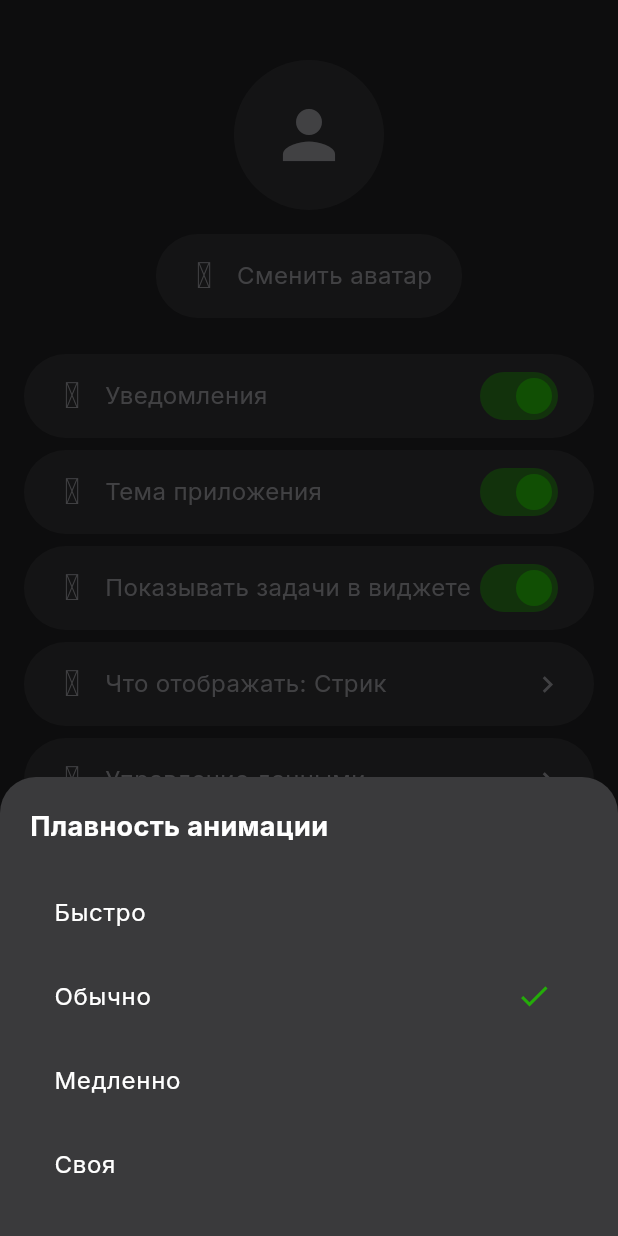
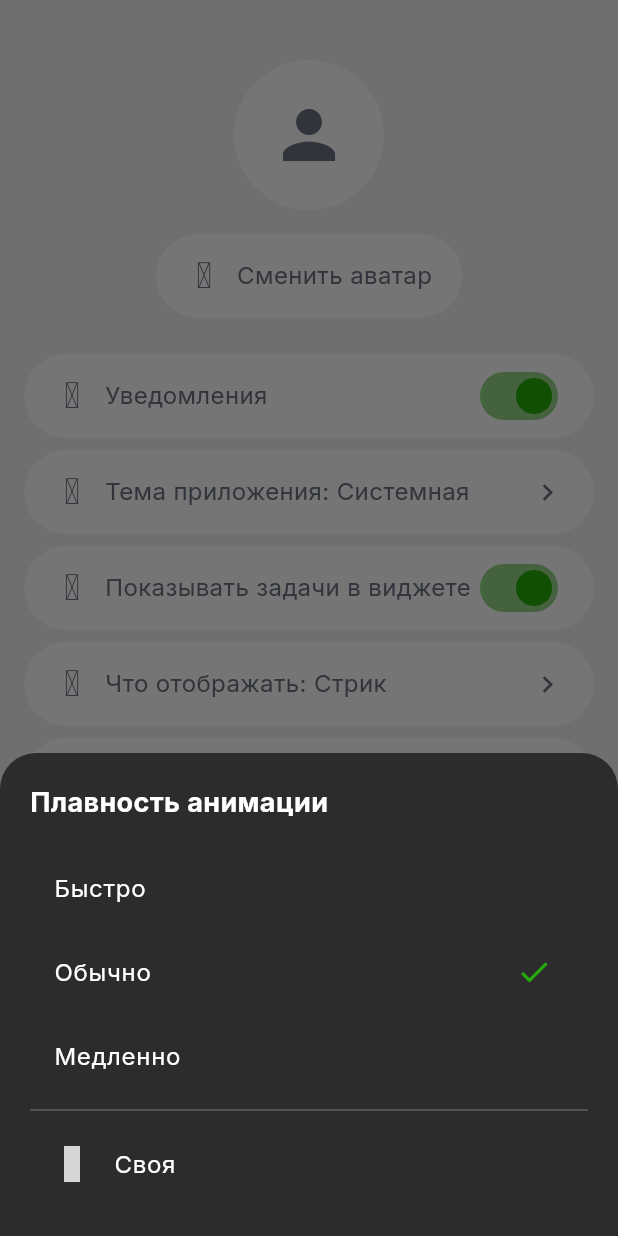
Before and after one commit to SabirDzh/Asa, a Flutter app: the SettingsScreen screen opened directly, after a tap on an icon or button, on a phone screen of 412 x 824 dp. Run offline on Flutter 3.47's test engine with Material 3 defaults, Android fonts, the phone set to English and light mode, and no system bars; our stand-ins replace flutter_image_compress, flutter_local_notifications, iconsax, image_picker, shared_preferences; missing offline and left inert: home_widget; accounts and stored records are empty; network calls fail; grey boxes are pictures that could not be loaded.

Commit message:
feat: system theme, custom settings history (max 3), GitHub update checks with 12h/24h intervals

```diff
--- a/lib/core/app_strings.dart
+++ b/lib/core/app_strings.dart
@@ -25,6 +25,9 @@ class AppStrings {
       'change_avatar': 'Сменить аватар',
       'notifications': 'Уведомления',
       'theme': 'Тема приложения',
+      'theme_light': 'Светлая',
+      'theme_dark': 'Тёмная',
+      'theme_system': 'Системная',
       'data_management': 'Управление данными',
       'language': 'Язык',
       'lang_name': 'русский',
@@ -96,6 +99,9 @@ class AppStrings {
       'change_avatar': 'Change avatar',
       'notifications': 'Notifications',
       'theme': 'App theme',
+      'theme_light': 'Light',
+      'theme_dark': 'Dark',
+      'theme_system': 'System',
       'data_management': 'Data management',
       'language': 'Language',
       'lang_name': 'English',
--- a/lib/features/settings/screens/settings_screen.dart
+++ b/lib/features/settings/screens/settings_screen.dart
@@ -3,7 +3,6 @@ import 'package:iconsax/iconsax.dart';
 import 'package:provider/provider.dart';
 
 import '../../../core/theme.dart';
-import '../../../core/theme_switcher.dart';
 import '../providers/settings_provider.dart';
 import '../widgets/setting_row.dart';
 import '../widgets/avatar_section.dart';
@@ -13,6 +12,7 @@ import '../widgets/data_management_bottom_sheet.dart';
 import '../widgets/about_bottom_sheet.dart';
 import '../widgets/widget_mode_bottom_sheet.dart';
 import '../widgets/app_scale_bottom_sheet.dart';
+import '../widgets/theme_mode_bottom_sheet.dart';
 
 class SettingsScreen extends StatelessWidget {
   final bool standalone;
@@ -56,32 +56,10 @@ class SettingsScreen extends StatelessWidget {
                   SettingRow(
                     surface: surface,
                     icon: Iconsax.sun_1,
-                    label: settings.tr('theme'),
+                    label: '${settings.tr('theme')}: ${themeModeLabel(settings)}',
                     textColor: textSecondary,
-                    trailing: Builder(
-                      builder: (switchCtx) {
-                        return Switch(
-                          value: settings.isDarkMode,
-                          onChanged: (_) {
-                            final box = switchCtx.findRenderObject() as RenderBox?;
-                            final center = box != null
-                                ? box.localToGlobal(box.size.center(Offset.zero))
-                                : Offset(
-                                    MediaQuery.of(switchCtx).size.width / 2,
-                                    MediaQuery.of(switchCtx).size.height / 2,
-                                  );
-                            ThemeSwitcher.switchTheme(
-                              context: switchCtx,
-                              center: center,
-                              onToggle: () => settings.toggleTheme(),
-                              animationSpeed: settings.animationSpeed,
-                            );
-                          },
-                          activeThumbColor: AppColors.primary,
-                          trackOutlineColor: WidgetStateProperty.all(Colors.transparent),
-                        );
-                      },
-                    ),
+                    onTap: () => showThemeModeSheet(context),
+                    trailing: Icon(Icons.chevron_right, color: textSecondary, size: 22),
                   ),
                   const SizedBox(height: 8),
                   SettingRow(
--- a/lib/features/settings/widgets/animation_speed_bottom_sheet.dart
+++ b/lib/features/settings/widgets/animation_speed_bottom_sheet.dart
@@ -23,7 +23,8 @@ void showAnimationSpeedSheet(BuildContext context) {
 
   showModalBottomSheet(
     context: context,
-    backgroundColor: Colors.transparent,      builder: (ctx) => Container(
+    backgroundColor: Colors.transparent,
+    builder: (ctx) => Container(
       decoration: BoxDecoration(
         color: sheetBg,
         borderRadius: const BorderRadius.vertical(top: Radius.circular(24)),
@@ -32,56 +33,84 @@ void showAnimationSpeedSheet(BuildContext context) {
       child: Column(
         mainAxisSize: MainAxisSize.min,
         crossAxisAlignment: CrossAxisAlignment.start,
-          children: [
-            Text(
-              settings.tr('animation_speed'),
-              style: const TextStyle(color: Colors.white, fontSize: 18, fontWeight: FontWeight.bold),
+        children: [
+          Text(
+            settings.tr('animation_speed'),
+            style: const TextStyle(
+              color: Colors.white,
+              fontSize: 18,
+              fontWeight: FontWeight.bold,
             ),
-            const SizedBox(height: 16),
-            Material(color: Colors.transparent, child: ListTile(
-              title: Text(settings.tr('speed_fast'), style: const TextStyle(color: Colors.white, fontSize: 16)),
-              trailing: settings.animationSpeed == 0.5
-                  ? const Icon(Icons.check, color: AppColors.primary)
-                  : null,
-              onTap: () {
-                settings.setAnimationSpeed(0.5);
-                Navigator.pop(ctx);
-              },
-            )),
-            Material(color: Colors.transparent, child: ListTile(
-              title: Text(settings.tr('speed_normal'), style: const TextStyle(color: Colors.white, fontSize: 16)),
-              trailing: settings.animationSpeed == 1.0
-                  ? const Icon(Icons.check, color: AppColors.primary)
-                  : null,
-              onTap: () {
-                settings.setAnimationSpeed(1.0);
-                Navigator.pop(ctx);
-              },
-            )),
-            Material(color: Colors.transparent, child: ListTile(
-              title: Text(settings.tr('speed_slow'), style: const TextStyle(color: Colors.white, fontSize: 16)),
-              trailing: settings.animationSpeed == 2.0
-                  ? const Icon(Icons.check, color: AppColors.primary)
-                  : null,
-              onTap: () {
-                settings.setAnimationSpeed(2.0);
-                Navigator.pop(ctx);
-              },
-            )),
-            Material(color: Colors.transparent, child: ListTile(
-              title: Text(settings.tr('speed_custom'), style: const TextStyle(color: Colors.white, fontSize: 16)),
-              trailing: settings.animationSpeed != 0.5 && settings.animationSpeed != 1.0 && settings.animationSpeed != 2.0
-                  ? const Icon(Icons.check, color: AppColors.primary)
-                  : null,
+          ),
+          const SizedBox(height: 16),
+          _speedTile(ctx, settings, 0.5, 'speed_fast'),
+          _speedTile(ctx, settings, 1.0, 'speed_normal'),
+          _speedTile(ctx, settings, 2.0, 'speed_slow'),
+          if (settings.customAnimationSpeeds.isNotEmpty) ...[
+            const Divider(color: Colors.white24, height: 16),
+            for (final speed in settings.customAnimationSpeeds)
+              _speedTile(
+                ctx,
+                settings,
+                speed,
+                'speed_custom',
+                suffix: _formatSpeed(speed),
+              ),
+          ],
+          const Divider(color: Colors.white24, height: 16),
+          Material(
+            color: Colors.transparent,
+            child: ListTile(
+              leading: const Icon(Iconsax.add, color: Colors.white, size: 24),
+              title: Text(
+                settings.tr('speed_custom'),
+                style: const TextStyle(color: Colors.white, fontSize: 16),
+              ),
               onTap: () {
                 Navigator.pop(ctx);
                 showCustomSpeedSheet(context);
               },
-            )),
-          ],
+            ),
+          ),
+        ],
       ),
     ),
   );
+}
+
+Widget _speedTile(
+  BuildContext ctx,
+  SettingsProvider settings,
+  double value,
+  String labelKey, {
+  String? suffix,
+}) {
+  final isSelected = (settings.animationSpeed - value).abs() < 0.01;
+  final label = suffix != null
+      ? '${settings.tr(labelKey)} ($suffix)'
+      : settings.tr(labelKey);
+  return Material(
+    color: Colors.transparent,
+    child: ListTile(
+      title: Text(
+        label,
+        style: const TextStyle(color: Colors.white, fontSize: 16),
+      ),
+      trailing: isSelected
+          ? const Icon(Icons.check, color: AppColors.primary)
+          : null,
+      onTap: () {
+        settings.setAnimationSpeed(value);
+        Navigator.pop(ctx);
+      },
+    ),
+  );
+}
+
+String _formatSpeed(double speed) {
+  return speed == speed.truncateToDouble()
+      ? speed.toInt().toString()
+      : speed.toStringAsFixed(1);
 }
 
 void showCustomSpeedSheet(BuildContext context) {
@@ -155,18 +184,7 @@ void showCustomSpeedSheet(BuildContext context) {
                         isDense: true,
                         contentPadding: EdgeInsets.zero,
                       ),
-                      onSubmitted: (val) {
-                        final v = val.trim();
-                        final parsed = double.tryParse(v);
-                        if (parsed == null || parsed < 0.1 || parsed > 5.0) {
-                          ScaffoldMessenger.of(ctx).showSnackBar(
-                            SnackBar(content: Text(settings.tr('speed_error'))),
-                          );
-                          return;
-                        }
-                        context.read<SettingsProvider>().setAnimationSpeed(parsed);
-                        Navigator.pop(ctx);
-                      },
+                      onSubmitted: (val) => _trySaveCustom(ctx, controller, settings),
                     ),
                   ),
                 ],
@@ -182,18 +200,7 @@ void showCustomSpeedSheet(BuildContext context) {
             const SizedBox(height: 8),
             Center(
               child: ElevatedButton(
-                onPressed: () {
-                  final v = controller.text.trim();
-                  final parsed = double.tryParse(v);
-                  if (parsed == null || parsed < 0.1 || parsed > 5.0) {
-                    ScaffoldMessenger.of(ctx).showSnackBar(
-                      SnackBar(content: Text(settings.tr('speed_error'))),
-                    );
-                    return;
-                  }
-                  context.read<SettingsProvider>().setAnimationSpeed(parsed);
-                  Navigator.pop(ctx);
-                },
+                onPressed: () => _trySaveCustom(ctx, controller, settings),
                 style: ElevatedButton.styleFrom(
                   backgroundColor: AppColors.primary,
                   foregroundColor: Colors.white,
@@ -210,3 +217,20 @@ void showCustomSpeedSheet(BuildContext context) {
     ),
   );
 }
+
+void _trySaveCustom(
+  BuildContext ctx,
+  TextEditingController controller,
+  SettingsProvider settings,
+) {
+  final v = controller.text.trim();
+  final parsed = double.tryParse(v);
+  if (parsed == null || parsed < 0.1 || parsed > 5.0) {
+    ScaffoldMessenger.of(ctx).showSnackBar(
+      SnackBar(content: Text(settings.tr('speed_error'))),
+    );
+    return;
+  }
+  settings.addCustomAnimationSpeed(parsed);
+  Navigator.pop(ctx);
+}
```
Also changed, not shown: lib/core/version_service.dart (+19 -7 lines), lib/features/settings/providers/settings_provider.dart (+85 -8 lines), lib/features/settings/widgets/app_scale_bottom_sheet.dart (+32 -26 lines), lib/features/settings/widgets/theme_mode_bottom_sheet.dart (added, +81 -0 lines), 2 other files.
